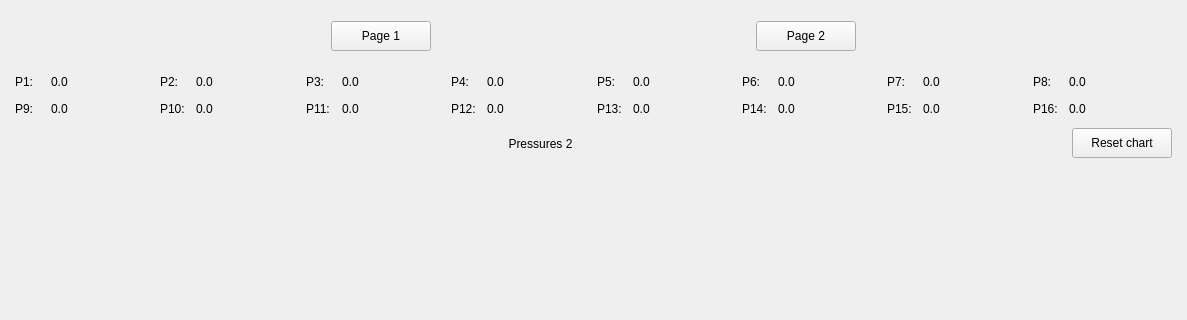
Above: Qt_files/wind_tunnel_pressure_view.ui from nirow1/Lisbon_wind_tunnel before the change; both pictures show x 0 to 1187 and y 0 to 320 of the 1187 by 810 pixel window. Below: the same form after it.
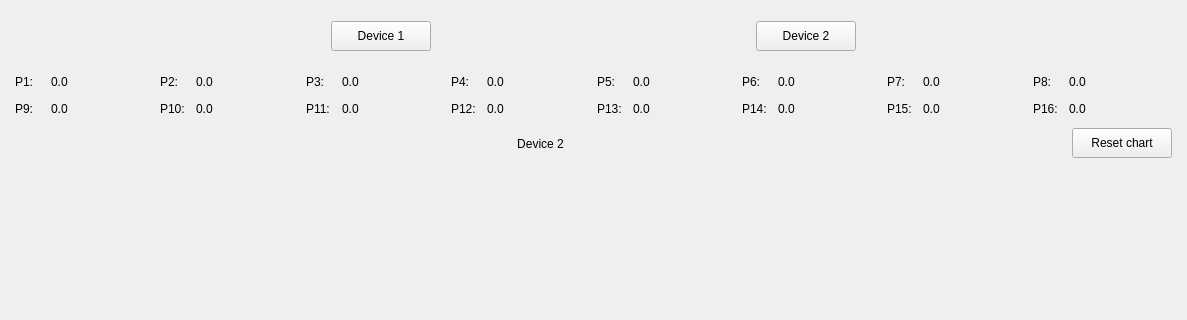
That is the form after the change. The open tabs and pages were chosen to show the change.

What changed in the file:
```diff
--- a/Qt_files/wind_tunnel_pressure_view.ui
+++ b/Qt_files/wind_tunnel_pressure_view.ui
@@ -106,7 +106,7 @@
          </size>
         </property>
         <property name="text">
-         <string>Page 1</string>
+         <string>Device 1</string>
         </property>
        </widget>
       </item>
@@ -125,7 +125,7 @@
          </size>
         </property>
         <property name="text">
-         <string>Page 2</string>
+         <string>Device 2</string>
         </property>
        </widget>
       </item>
@@ -875,7 +875,7 @@
           <item>
            <widget class="QLabel" name="label_14">
             <property name="text">
-             <string>Pressures 2</string>
+             <string>Device 2</string>
             </property>
             <property name="alignment">
              <set>Qt::AlignmentFlag::AlignCenter</set>
```
Left out of the diff: 4 changed lines with no effect on the pictures.
